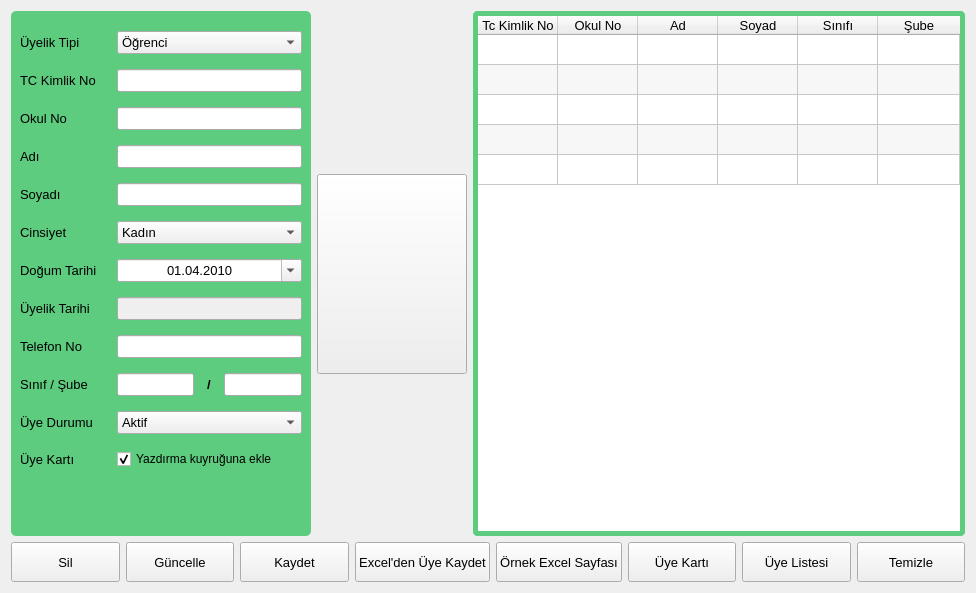
Qt form ui/uyeKayit.ui (mseroglu/kutuphaneOtomasyon) before a commit.
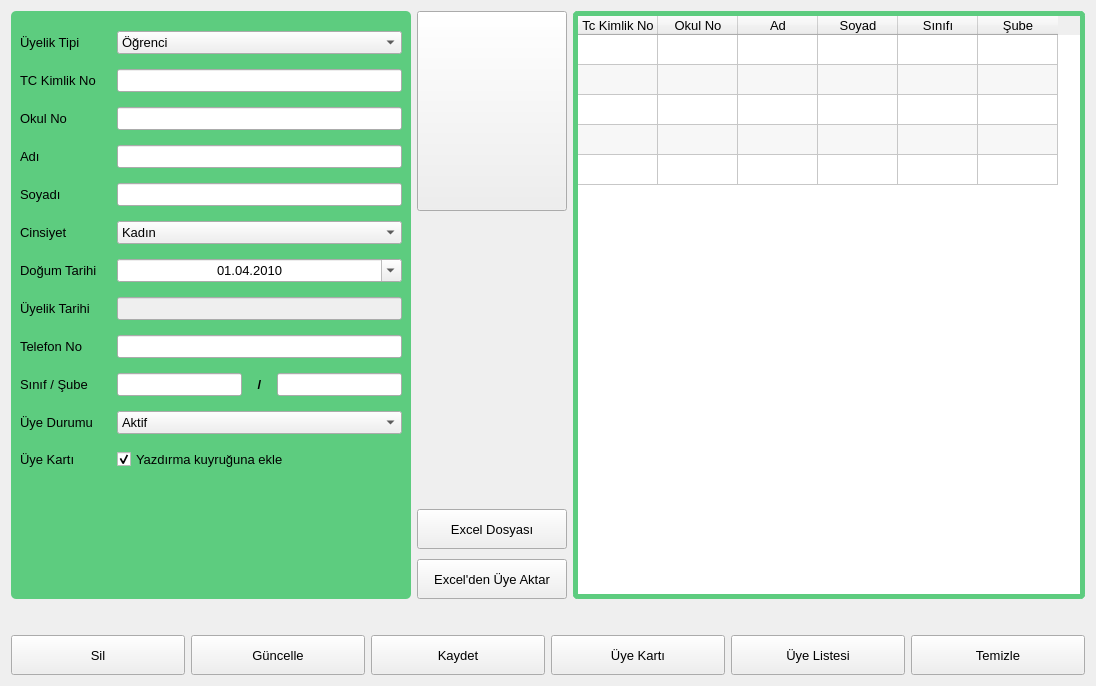
The same form after that commit. Icons and pictures are not drawn.

```diff
--- a/ui/uyeKayit.ui
+++ b/ui/uyeKayit.ui
@@ -6,14 +6,14 @@
    <rect>
     <x>0</x>
     <y>0</y>
-    <width>976</width>
-    <height>593</height>
+    <width>1096</width>
+    <height>686</height>
    </rect>
   </property>
   <property name="font">
    <font>
     <family>Segoe UI</family>
-    <pointsize>10</pointsize>
+    <pointsize>8</pointsize>
    </font>
   </property>
   <property name="windowTitle">
@@ -29,10 +29,15 @@
       <widget class="QFrame" name="frame">
        <property name="maximumSize">
         <size>
-         <width>300</width>
+         <width>400</width>
          <height>16777215</height>
         </size>
        </property>
+       <property name="font">
+        <font>
+         <pointsize>10</pointsize>
+        </font>
+       </property>
        <property name="styleSheet">
         <string notr="true">QFrame { background-color: #5dcc7f;  border-radius: 5px }</string>
        </property>
@@ -68,7 +73,7 @@
          <widget class="QComboBox" name="combo_memberType">
           <property name="maximumSize">
            <size>
-            <width>200</width>
+            <width>16777215</width>
             <height>16777215</height>
            </size>
           </property>
@@ -108,7 +113,7 @@
          <widget class="QLineEdit" name="le_tcNo">
           <property name="maximumSize">
            <size>
-            <width>200</width>
+            <width>16777215</width>
             <height>16777215</height>
            </size>
           </property>
@@ -147,7 +152,7 @@
          <widget class="QLineEdit" name="le_studentNumber">
           <property name="maximumSize">
            <size>
-            <width>200</width>
+            <width>16777215</width>
             <height>16777215</height>
            </size>
           </property>
@@ -180,7 +185,7 @@
          <widget class="QLineEdit" name="le_name">
           <property name="maximumSize">
            <size>
-            <width>200</width>
+            <width>16777215</width>
             <height>16777215</height>
            </size>
           </property>
@@ -210,7 +215,7 @@
          <widget class="QLineEdit" name="le_lastname">
           <property name="maximumSize">
            <size>
-            <width>200</width>
+            <width>16777215</width>
             <height>16777215</height>
            </size>
           </property>
@@ -240,7 +245,7 @@
          <widget class="QComboBox" name="combo_sex">
           <property name="maximumSize">
            <size>
-            <width>200</width>
+            <width>16777215</width>
             <height>16777215</height>
            </size>
           </property>
@@ -280,7 +285,7 @@
          <widget class="QDateEdit" name="dateEdit_birthDate">
           <property name="maximumSize">
            <size>
-            <width>200</width>
+            <width>16777215</width>
             <height>16777215</height>
            </size>
           </property>
@@ -329,7 +334,7 @@
           </property>
           <property name="maximumSize">
            <size>
-            <width>200</width>
+            <width>16777215</width>
             <height>16777215</height>
            </size>
           </property>
@@ -359,7 +364,7 @@
          <widget class="QLineEdit" name="le_phoneNumber">
           <property name="maximumSize">
            <size>
-            <width>200</width>
+            <width>16777215</width>
             <height>16777215</height>
            </size>
           </property>
@@ -421,7 +426,7 @@
             </property>
             <property name="maximumSize">
              <size>
-              <width>80</width>
+              <width>16777215</width>
               <height>16777215</height>
              </size>
             </property>
@@ -486,7 +491,7 @@
             </property>
             <property name="maximumSize">
              <size>
-              <width>80</width>
+              <width>16777215</width>
               <height>16777215</height>
              </size>
             </property>
@@ -524,7 +529,7 @@
          <widget class="QComboBox" name="combo_memberStatus">
           <property name="maximumSize">
            <size>
-            <width>200</width>
+            <width>16777215</width>
             <height>16777215</height>
            </size>
           </property>
@@ -571,6 +576,11 @@
             <height>16777215</height>
            </size>
           </property>
+          <property name="font">
+           <font>
+            <pointsize>10</pointsize>
+           </font>
+          </property>
           <property name="text">
            <string>Yazdırma kuyruğuna ekle</string>
           </property>
@@ -584,19 +594,9 @@
      </item>
      <item>
       <layout class="QVBoxLayout" name="verticalLayout_2">
-       <item>
-        <spacer name="verticalSpacer">
-         <property name="orientation">
-          <enum>Qt::Vertical</enum>
-         </property>
-         <property name="sizeHint" stdset="0">
-          <size>
-           <width>20</width>
-           <height>40</height>
-          </size>
-         </property>
-        </spacer>
-       </item>
+       <property name="spacing">
+        <number>10</number>
+       </property>
        <item>
         <widget class="QPushButton" name="btn_addImg">
          <property name="sizePolicy">
@@ -648,6 +648,11 @@
        </item>
        <item>
         <spacer name="verticalSpacer_2">
+         <property name="font">
+          <font>
+           <pointsize>10</pointsize>
+          </font>
+         </property>
          <property name="orientation">
           <enum>Qt::Vertical</enum>
          </property>
@@ -659,6 +664,42 @@
          </property>
         </spacer>
        </item>
+       <item>
+        <widget class="QPushButton" name="btn_openSampleExcel">
+         <property name="minimumSize">
+          <size>
+           <width>0</width>
+           <height>40</height>
+          </size>
+         </property>
+         <property name="font">
+          <font>
+           <pointsize>10</pointsize>
+          </font>
+         </property>
+         <property name="text">
+          <string>Excel Dosyası</string>
+         </property>
+        </widget>
+       </item>
+       <item>
+        <widget class="QPushButton" name="btn_getFromExcel">
+         <property name="minimumSize">
+          <size>
+           <width>0</width>
+           <height>40</height>
+          </size>
+         </property>
+         <property name="font">
+          <font>
+           <pointsize>10</pointsize>
+          </font>
+         </property>
+         <property name="text">
+          <string>Excel'den Üye Aktar</string>
+         </property>
+        </widget>
+       </item>
       </layout>
      </item>
      <item>
@@ -702,7 +743,7 @@
         <number>30</number>
        </attribute>
        <attribute name="horizontalHeaderStretchLastSection">
-        <bool>true</bool>
+        <bool>false</bool>
        </attribute>
        <attribute name="verticalHeaderVisible">
         <bool>false</bool>
@@ -768,6 +809,9 @@
    </item>
    <item>
     <layout class="QHBoxLayout" name="horizontalLayout_2">
+     <property name="topMargin">
+      <number>30</number>
+     </property>
      <item>
       <widget class="QPushButton" name="btn_del">
        <property name="minimumSize">
@@ -822,42 +866,6 @@
        </property>
       </widget>
      </item>
-     <item>
-      <widget class="QPushButton" name="btn_getFromExcel">
-       <property name="minimumSize">
-        <size>
-         <width>0</width>
-         <height>40</height>
-        </size>
-       </property>
-       <property name="font">
-        <font>
-         <pointsize>10</pointsize>
-        </font>
-       </property>
-       <property name="text">
-        <string>Excel'den Üye Kaydet</string>
-       </property>
-      </widget>
-     </item>
-     <item>
-      <widget class="QPushButton" name="btn_openSampleExcel">
-       <property name="minimumSize">
-        <size>
-         <width>0</width>
-         <height>40</height>
-        </size>
-       </property>
-       <property name="font">
-        <font>
-         <pointsize>10</pointsize>
-        </font>
-       </property>
-       <property name="text">
-        <string>Örnek Excel Sayfası</string>
-       </property>
-      </widget>
-     </item>
      <item>
       <widget class="QPushButton" name="btn_memberCard">
        <property name="minimumSize">
```
